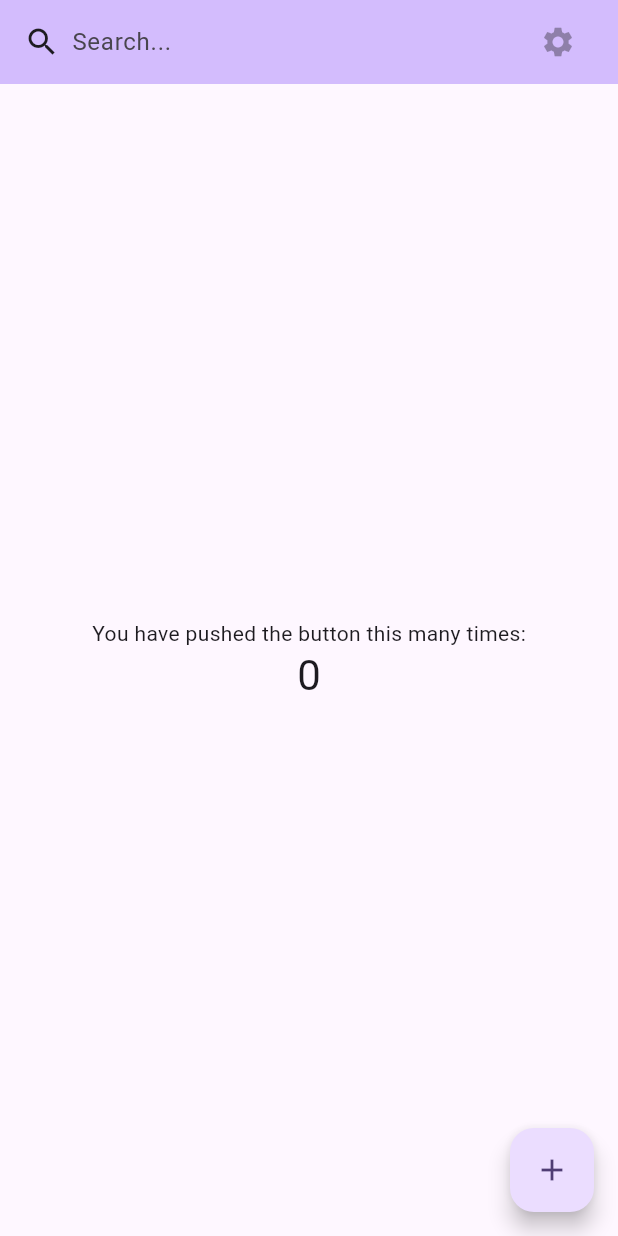
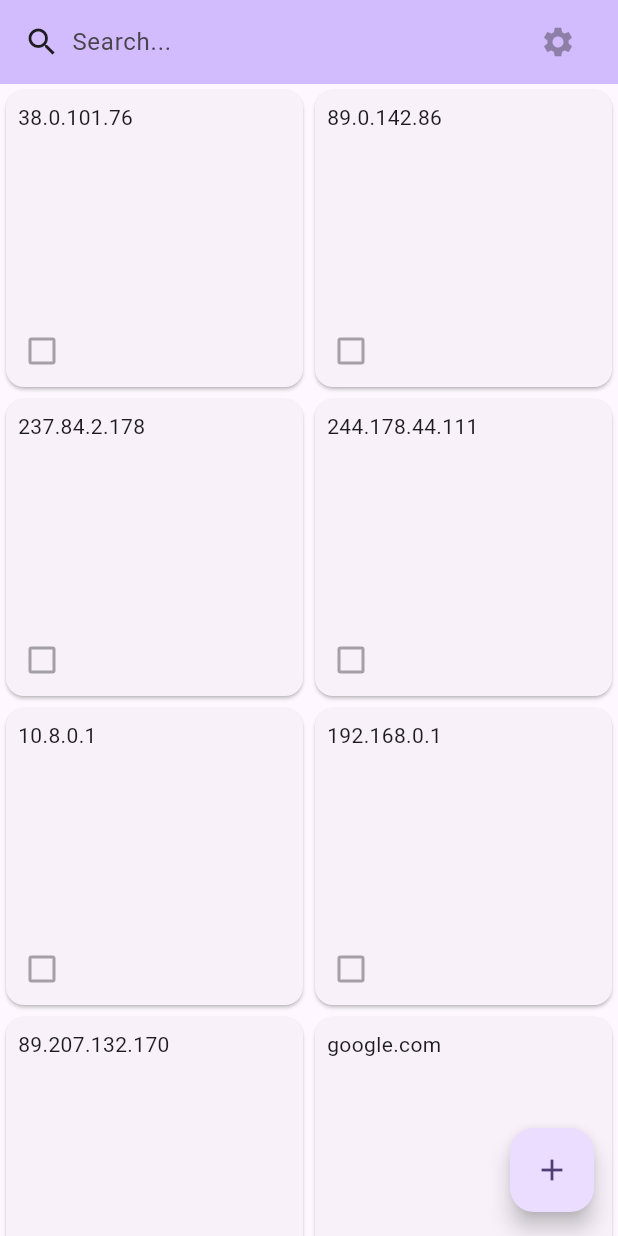
Before and after one commit to Familex/PingUtility, a Flutter app: the screen it shows after launch, on a phone screen of 412 x 824 dp. Run offline on Flutter 3.47's test engine with Material 3 defaults, Android fonts, the light colour scheme and no system bars.

Commit message:
split project to files, add HostCard class

```diff
--- /dev/null
+++ b/src/lib/global_state.dart
@@ -0,0 +1,26 @@
+import 'package:flutter/widgets.dart';
+
+// store host ip or dns name
+final class Host {
+  Host(this.name);
+
+  final String name;
+  bool up = false;
+}
+
+final class GlobalState extends ChangeNotifier {
+  // FIXME temporary
+  final Map<String, Host> hosts = {
+    '38.0.101.76': Host('38.0.101.76'),
+    '89.0.142.86': Host('89.0.142.86'),
+    '237.84.2.178': Host('237.84.2.178'),
+    '244.178.44.111': Host('244.178.44.111'),
+    '10.8.0.1': Host('10.8.0.1'),
+    '192.168.0.1': Host('192.168.0.1'),
+    '89.207.132.170': Host('89.207.132.170'),
+    'google.com': Host('google.com'),
+    'localhost': Host('localhost'),
+    '127.0.0.1': Host('127.0.0.1'),
+    'amogus': Host('amogus'),
+  };
+}
--- a/src/lib/main.dart
+++ b/src/lib/main.dart
@@ -1,5 +1,8 @@
 import 'package:flutter/material.dart';
 import 'package:provider/provider.dart';
+
+import 'global_state.dart';
+import 'pages/overview.dart';
 
 void main() {
   runApp(const MainWindow());
@@ -23,62 +26,3 @@
     );
   }
 }
-
-class OverviewPage extends StatelessWidget {
-  const OverviewPage({super.key});
-
-  @override
-  Widget build(BuildContext context) {
-    var state = context.watch<GlobalState>();
-
-    return Scaffold(
-      appBar: AppBar(
-        backgroundColor: Theme.of(context).colorScheme.inversePrimary,
-        title: const Row(
-          children: [
-            Icon(Icons.search),
-            Flexible(
-              child: Padding(
-                padding: EdgeInsets.symmetric(horizontal: 8.0),
-                child: TextField(
-                  decoration: InputDecoration(
-                    border: InputBorder.none,
-                    hintText: 'Search...',
-                  ),
-                ),
-              ),
-            ),
-            IconButton(icon: Icon(Icons.settings), onPressed: null),
-          ],
-        ),
-      ),
-      body: Center(
-        child: Column(
-          mainAxisAlignment: MainAxisAlignment.center,
-          children: <Widget>[
-            const Text(
-              'You have pushed the button this many times:',
-            ),
-            Text(
-              '${state.counter}',
-              style: Theme.of(context).textTheme.headlineMedium,
-            ),
-          ],
-        ),
-      ),
-      floatingActionButton: FloatingActionButton(
-        onPressed: () => state.counter++,
-        child: const Icon(Icons.add),
-      ),
-    );
-  }
-}
-
-class GlobalState extends ChangeNotifier {
-  int _counter = 0;
-  int get counter => _counter;
-  set counter(int value) {
-    _counter = value;
-    notifyListeners();
-  }
-}
--- /dev/null
+++ b/src/lib/pages/overview.dart
@@ -0,0 +1,72 @@
+import 'package:flutter/material.dart';
+import 'package:provider/provider.dart';
+
+import '../global_state.dart';
+
+class HostCard extends StatelessWidget {
+  const HostCard({super.key, required this.name});
+
+  final String name;
+
+  @override
+  Widget build(BuildContext context) {
+    var state = context.watch<GlobalState>();
+
+    return Card(
+      child: Column(
+        crossAxisAlignment: CrossAxisAlignment.start, // move to the left
+        children: [
+          Padding(
+            padding: const EdgeInsets.all(8.0),
+            child: Text(name),
+          ),
+          const Spacer(),
+          Checkbox(
+            value: state.hosts[name]?.up,
+            onChanged: null,
+          ),
+        ],
+      ),
+    );
+  }
+}
+
+class OverviewPage extends StatelessWidget {
+  const OverviewPage({super.key});
+
+  @override
+  Widget build(BuildContext context) {
+    var state = context.watch<GlobalState>();
+
+    return Scaffold(
+      appBar: AppBar(
+        backgroundColor: Theme.of(context).colorScheme.inversePrimary,
+        title: const Row(
+          children: [
+            Icon(Icons.search),
+            Flexible(
+              child: Padding(
+                padding: EdgeInsets.symmetric(horizontal: 8.0),
+                child: TextField(
+                  decoration: InputDecoration(
+                    border: InputBorder.none,
+                    hintText: 'Search...',
+                  ),
+                ),
+              ),
+            ),
+            IconButton(icon: Icon(Icons.settings), onPressed: null),
+          ],
+        ),
+      ),
+      body: GridView.count(
+        crossAxisCount: 2,
+        children: state.hosts.keys.map((name) => HostCard(name: name)).toList(),
+      ),
+      floatingActionButton: const FloatingActionButton(
+        onPressed: null,
+        child: Icon(Icons.add),
+      ),
+    );
+  }
+}
```
